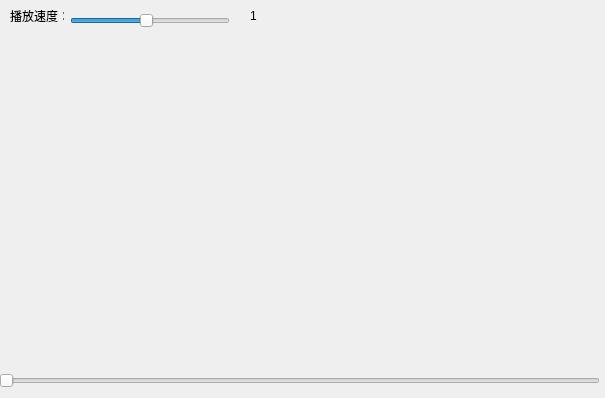
Old version of the form src/xviewer/xplayvideo.ui in the repository lxq-02/learnFFmpeg.
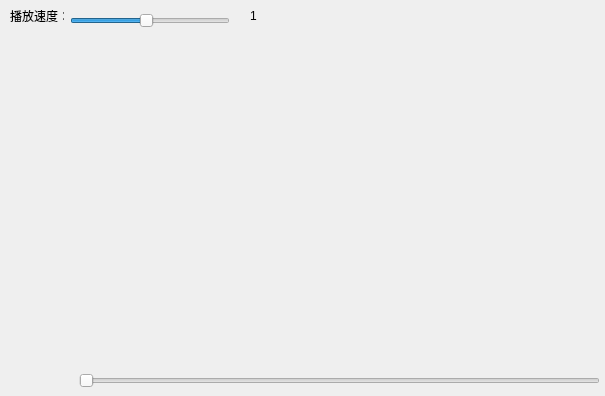
New version of the form. Icons and pictures are not drawn.

```diff
--- a/src/xviewer/xplayvideo.ui
+++ b/src/xviewer/xplayvideo.ui
@@ -7,7 +7,7 @@
     <x>0</x>
     <y>0</y>
     <width>605</width>
-    <height>398</height>
+    <height>396</height>
    </rect>
   </property>
   <property name="windowTitle">
@@ -80,9 +80,9 @@
   <widget class="QSlider" name="pos">
    <property name="geometry">
     <rect>
-     <x>-1</x>
+     <x>79</x>
      <y>370</y>
-     <width>601</width>
+     <width>521</width>
      <height>22</height>
     </rect>
    </property>
@@ -99,6 +99,30 @@
     <enum>Qt::Horizontal</enum>
    </property>
   </widget>
+  <widget class="QPushButton" name="play">
+   <property name="geometry">
+    <rect>
+     <x>0</x>
+     <y>330</y>
+     <width>64</width>
+     <height>64</height>
+    </rect>
+   </property>
+   <property name="font">
+    <font>
+     <kerning>false</kerning>
+    </font>
+   </property>
+   <property name="styleSheet">
+    <string notr="true">background:transparent;
+background-image: url(:/XViewer/img/play.png);
+border:0px;
+</string>
+   </property>
+   <property name="text">
+    <string/>
+   </property>
+  </widget>
  </widget>
  <layoutdefault spacing="6" margin="11"/>
  <resources/>
```
Left out of the diff: 40 changed lines with no effect on the pictures.
